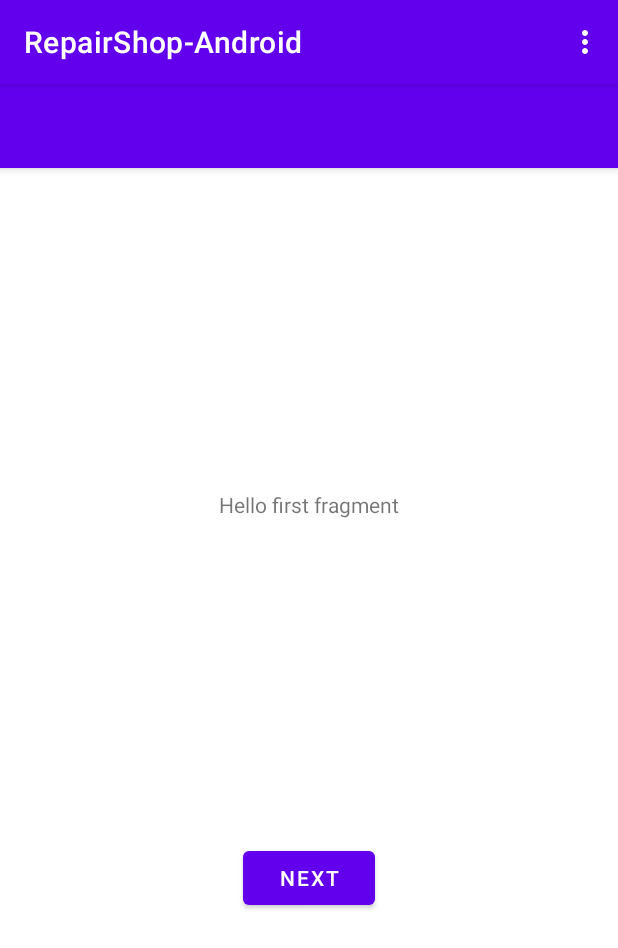
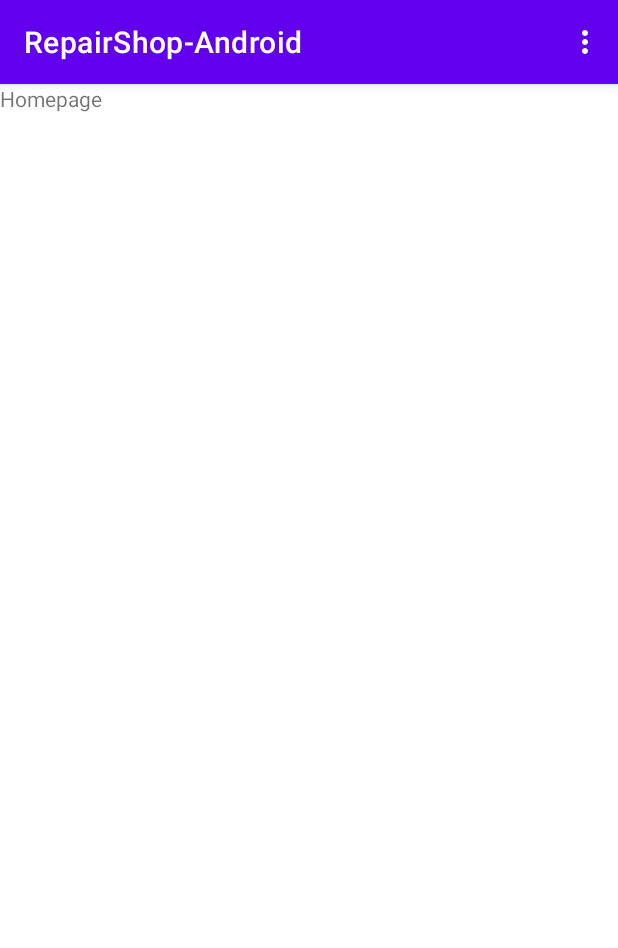
Before and after one commit to McGill-ECSE321-Winter2021/project-group-09, an Android app: the MainActivity screen opened directly, with no data from a screen before it, on a phone screen of 412 x 824 dp. Shown: the top 948 px of the screen. Run offline under Robolectric (Android 15) with nearby library versions, the phone set to English and light mode, and no system bars.

Commit message:
Add homepage + Cleanup starter code

```diff
--- a/RepairShop-Android/app/src/main/java/ca/mcgill/ecse321/repairshop/FirstFragment.java
+++ /dev/null
@@ -1,34 +0,0 @@
-package ca.mcgill.ecse321.repairshop;
-
-import android.os.Bundle;
-import android.view.LayoutInflater;
-import android.view.View;
-import android.view.ViewGroup;
-
-import androidx.annotation.NonNull;
-import androidx.fragment.app.Fragment;
-import androidx.navigation.fragment.NavHostFragment;
-
-public class FirstFragment extends Fragment {
-
-    @Override
-    public View onCreateView(
-            LayoutInflater inflater, ViewGroup container,
-            Bundle savedInstanceState
-    ) {
-        // Inflate the layout for this fragment
-        return inflater.inflate(R.layout.fragment_first, container, false);
-    }
-
-    public void onViewCreated(@NonNull View view, Bundle savedInstanceState) {
-        super.onViewCreated(view, savedInstanceState);
-
-        view.findViewById(R.id.button_first).setOnClickListener(new View.OnClickListener() {
-            @Override
-            public void onClick(View view) {
-                NavHostFragment.findNavController(FirstFragment.this)
-                        .navigate(R.id.action_FirstFragment_to_SecondFragment);
-            }
-        });
-    }
-}
--- a/RepairShop-Android/app/src/main/res/layout/activity_main.xml
+++ b/RepairShop-Android/app/src/main/res/layout/activity_main.xml
@@ -1,25 +1,14 @@
 <?xml version="1.0" encoding="utf-8"?>
 <androidx.coordinatorlayout.widget.CoordinatorLayout xmlns:android="http://schemas.android.com/apk/res/android"
-    xmlns:app="http://schemas.android.com/apk/res-auto"
     xmlns:tools="http://schemas.android.com/tools"
     android:layout_width="match_parent"
     android:layout_height="match_parent"
     tools:context=".MainActivity">
 
-    <com.google.android.material.appbar.AppBarLayout
-        android:layout_width="match_parent"
+    <TextView
+        android:id="@+id/textView2"
+        android:layout_width="wrap_content"
         android:layout_height="wrap_content"
-        android:theme="@style/Theme.RepairShopAndroid.AppBarOverlay">
-
-        <androidx.appcompat.widget.Toolbar
-            android:id="@+id/toolbar"
-            android:layout_width="match_parent"
-            android:layout_height="?attr/actionBarSize"
-            android:background="?attr/colorPrimary"
-            app:popupTheme="@style/Theme.RepairShopAndroid.PopupOverlay" />
-
-    </com.google.android.material.appbar.AppBarLayout>
-
-    <include layout="@layout/content_main" />
+        android:text="@string/homepage" />
 
 </androidx.coordinatorlayout.widget.CoordinatorLayout>
--- a/RepairShop-Android/app/src/main/res/layout/content_main.xml
+++ /dev/null
@@ -1,19 +0,0 @@
-<?xml version="1.0" encoding="utf-8"?>
-<androidx.constraintlayout.widget.ConstraintLayout xmlns:android="http://schemas.android.com/apk/res/android"
-    xmlns:app="http://schemas.android.com/apk/res-auto"
-    android:layout_width="match_parent"
-    android:layout_height="match_parent"
-    app:layout_behavior="@string/appbar_scrolling_view_behavior">
-
-    <fragment
-        android:id="@+id/nav_host_fragment"
-        android:name="androidx.navigation.fragment.NavHostFragment"
-        android:layout_width="0dp"
-        android:layout_height="0dp"
-        app:defaultNavHost="true"
-        app:layout_constraintBottom_toBottomOf="parent"
-        app:layout_constraintLeft_toLeftOf="parent"
-        app:layout_constraintRight_toRightOf="parent"
-        app:layout_constraintTop_toTopOf="parent"
-        app:navGraph="@navigation/nav_graph" />
-</androidx.constraintlayout.widget.ConstraintLayout>
--- a/RepairShop-Android/app/src/main/res/layout/fragment_first.xml
+++ /dev/null
@@ -1,28 +0,0 @@
-<?xml version="1.0" encoding="utf-8"?>
-<androidx.constraintlayout.widget.ConstraintLayout xmlns:android="http://schemas.android.com/apk/res/android"
-    xmlns:app="http://schemas.android.com/apk/res-auto"
-    xmlns:tools="http://schemas.android.com/tools"
-    android:layout_width="match_parent"
-    android:layout_height="match_parent"
-    tools:context=".FirstFragment">
-
-    <TextView
-        android:id="@+id/textview_first"
-        android:layout_width="wrap_content"
-        android:layout_height="wrap_content"
-        android:text="@string/hello_first_fragment"
-        app:layout_constraintBottom_toTopOf="@id/button_first"
-        app:layout_constraintEnd_toEndOf="parent"
-        app:layout_constraintStart_toStartOf="parent"
-        app:layout_constraintTop_toTopOf="parent" />
-
-    <Button
-        android:id="@+id/button_first"
-        android:layout_width="wrap_content"
-        android:layout_height="wrap_content"
-        android:text="@string/next"
-        app:layout_constraintBottom_toBottomOf="parent"
-        app:layout_constraintEnd_toEndOf="parent"
-        app:layout_constraintStart_toStartOf="parent"
-        app:layout_constraintTop_toBottomOf="@id/textview_first" />
-</androidx.constraintlayout.widget.ConstraintLayout>
--- a/RepairShop-Android/app/src/main/res/menu/menu_main.xml
+++ b/RepairShop-Android/app/src/main/res/menu/menu_main.xml
@@ -2,6 +2,12 @@
     xmlns:app="http://schemas.android.com/apk/res-auto"
     xmlns:tools="http://schemas.android.com/tools"
     tools:context="ca.mcgill.ecse321.repairshop.MainActivity">
+
+    <item
+        android:id="@+id/menuHomepage"
+        android:orderInCategory="100"
+        android:title="@string/homepage"
+        app:showAsAction="never" />
 
     <item
         android:id="@+id/menuContactUs"
--- a/RepairShop-Android/app/src/main/res/navigation/nav_graph.xml
+++ /dev/null
@@ -1,28 +0,0 @@
-<?xml version="1.0" encoding="utf-8"?>
-<navigation xmlns:android="http://schemas.android.com/apk/res/android"
-    xmlns:app="http://schemas.android.com/apk/res-auto"
-    xmlns:tools="http://schemas.android.com/tools"
-    android:id="@+id/nav_graph"
-    app:startDestination="@id/FirstFragment">
-
-    <fragment
-        android:id="@+id/FirstFragment"
-        android:name="ca.mcgill.ecse321.repairshop.FirstFragment"
-        android:label="@string/first_fragment_label"
-        tools:layout="@layout/fragment_first">
-
-        <action
-            android:id="@+id/action_FirstFragment_to_SecondFragment"
-            app:destination="@id/SecondFragment" />
-    </fragment>
-    <fragment
-        android:id="@+id/SecondFragment"
-        android:name="ca.mcgill.ecse321.repairshop.SecondFragment"
-        android:label="@string/second_fragment_label"
-        tools:layout="@layout/fragment_second">
-
-        <action
-            android:id="@+id/action_SecondFragment_to_FirstFragment"
-            app:destination="@id/FirstFragment" />
-    </fragment>
-</navigation>
--- a/RepairShop-Android/app/src/main/res/values/strings.xml
+++ b/RepairShop-Android/app/src/main/res/values/strings.xml
@@ -17,5 +17,6 @@
     <string name="bookAppointment">Book Appointment</string>
     <string name="viewAppointments">View Appointments</string>
     <string name="logout">Logout</string>
+    <string name="homepage">Homepage</string>
 
 </resources>
```
Also changed, not shown: RepairShop-Android/app/src/main/java/ca/mcgill/ecse321/repairshop/BaseActivity.java (+6 -3 lines), RepairShop-Android/app/src/main/java/ca/mcgill/ecse321/repairshop/SecondFragment.java (deleted, +0 -34 lines), RepairShop-Android/app/src/main/res/layout/fragment_second.xml (deleted, +0 -27 lines).
